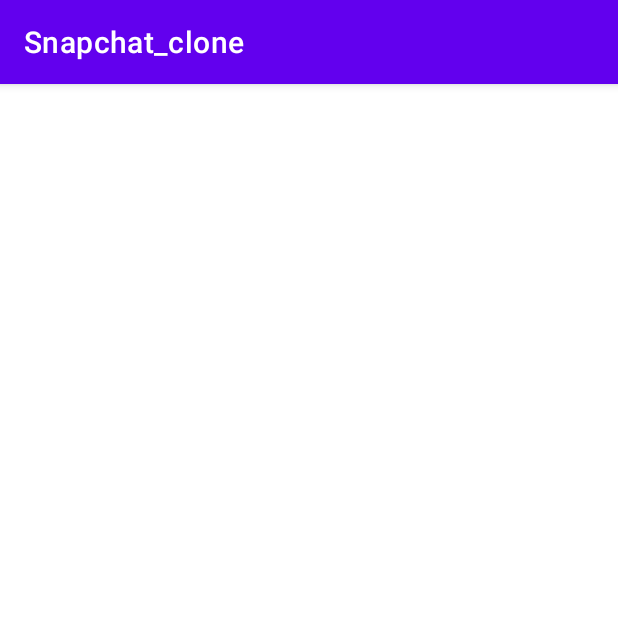
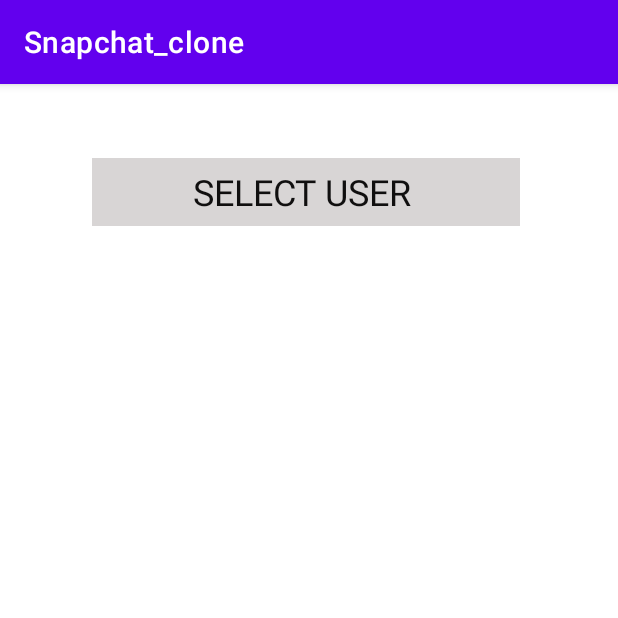
Before and after one commit to akhilraman/Snapchat_Clone, an Android app: the ChooseUser screen opened directly, with no data from a screen before it, on a phone screen of 412 x 824 dp, the top half of it. Run offline under Robolectric (Android 15) with nearby library versions, the phone set to English and light mode, and no system bars; our stand-ins replace Firebase (no records; nobody signed in at launch, a user with empty details on screens opened directly).

Commit message:
2st commit

```diff
--- a/app/src/main/AndroidManifest.xml
+++ b/app/src/main/AndroidManifest.xml
@@ -11,7 +11,8 @@
         android:roundIcon="@mipmap/ic_launcher_round"
         android:supportsRtl="true"
         android:theme="@style/Theme.Snapchat_clone">
-        <activity android:name=".ChooseUser"></activity>
+        <activity android:name=".final_snap"></activity>
+        <activity android:name=".ChooseUser" />
         <activity android:name=".chat_page" />
         <activity android:name=".snap_page" />
         <activity android:name=".login_page" />
--- a/app/src/main/res/layout/activity_choose_user.xml
+++ b/app/src/main/res/layout/activity_choose_user.xml
@@ -18,4 +18,22 @@
         app:layout_constraintEnd_toEndOf="parent"
         app:layout_constraintStart_toStartOf="parent"
         app:layout_constraintTop_toTopOf="parent" />
+
+    <TextView
+        android:id="@+id/textView"
+        android:layout_width="285dp"
+        android:layout_height="45dp"
+        android:layout_marginStart="61dp"
+        android:layout_marginTop="40dp"
+        android:layout_marginEnd="65dp"
+        android:layout_marginBottom="13dp"
+        android:background="#D8D5D5"
+        android:gravity="center"
+        android:text="SELECT USER "
+        android:textColor="#100F0F"
+        android:textSize="24sp"
+        app:layout_constraintBottom_toTopOf="@+id/userListView"
+        app:layout_constraintEnd_toEndOf="parent"
+        app:layout_constraintStart_toStartOf="parent"
+        app:layout_constraintTop_toTopOf="parent" />
 </androidx.constraintlayout.widget.ConstraintLayout>
--- a/app/src/main/res/layout/activity_main.xml
+++ b/app/src/main/res/layout/activity_main.xml
@@ -5,7 +5,7 @@
     android:id="@+id/constraintlayout"
     android:layout_width="match_parent"
     android:layout_height="match_parent"
-    android:background="#F6ED99"
+    android:background="#F6EEA3"
     tools:context=".MainActivity">
 
     <ImageView
@@ -14,7 +14,7 @@
         android:layout_height="wrap_content"
         android:layout_marginTop="90dp"
         android:layout_marginBottom="129dp"
-        android:background="#FFFFFF"
+        android:background="#00FFFFFF"
         app:layout_constraintBottom_toBottomOf="parent"
         app:layout_constraintEnd_toEndOf="parent"
         app:layout_constraintStart_toStartOf="parent"
```
Also changed, not shown: app/src/main/java/com/example/snapchat_clone/chat_page.kt (+26 -1 lines), app/src/main/java/com/example/snapchat_clone/final_snap.kt (added, +80 -0 lines), app/src/main/java/com/example/snapchat_clone/snap_page.kt (+2 -6 lines), app/src/main/res/layout/activity_chat_page.xml (+18 -0 lines), app/src/main/res/layout/activity_final_snap.xml (added, +33 -0 lines).
